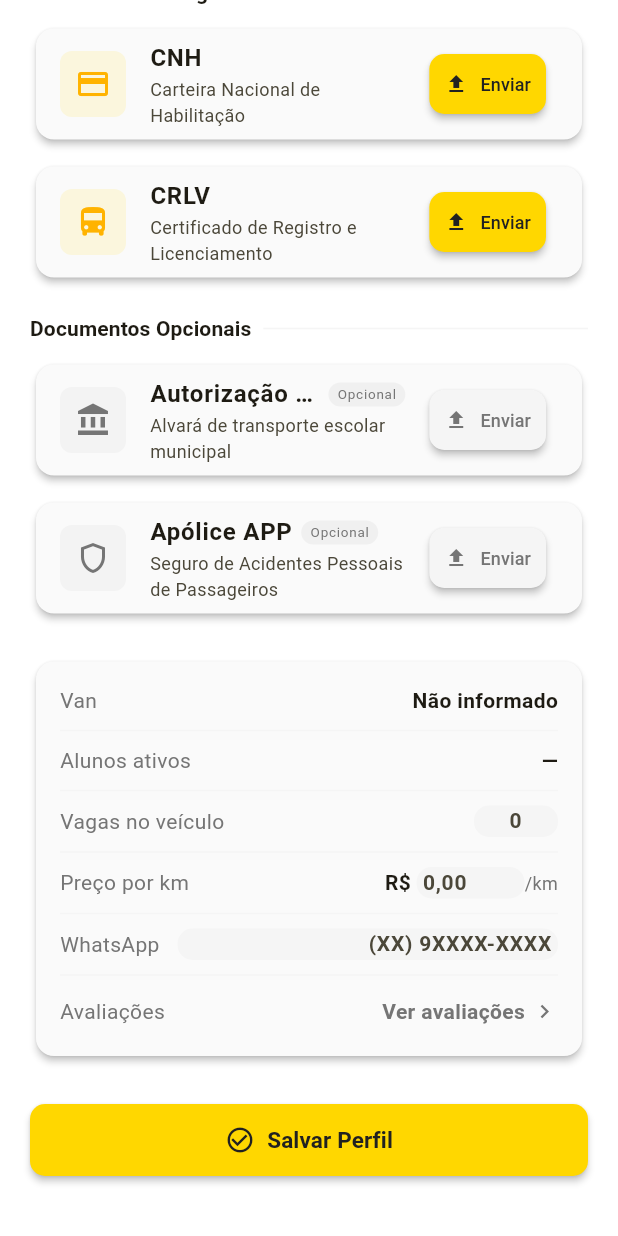
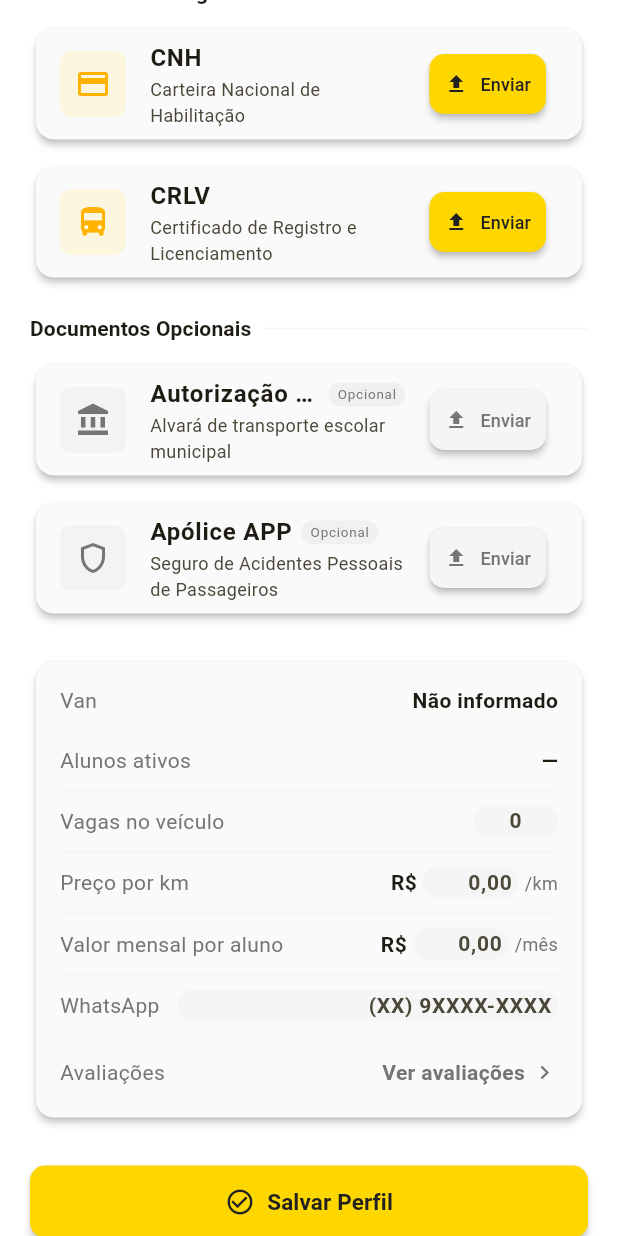
Before and after one commit to anlunes/rota_escolar, a Flutter app: the DriverProfileTab widget shown alone on an empty page, opened directly, scrolled down 478 dp, on a phone screen of 412 x 824 dp. Run offline on Flutter 3.47's test engine with Material 3 defaults, Android fonts, the phone set to English and light mode, and no system bars; our stand-ins replace cached_network_image, cloud_firestore, dio, file_picker, firebase_auth, firebase_core and 6 more; accounts and stored records are empty; generated files the repository leaves out were written again; network calls fail.

Commit message:
feat: valor de serviço mensal por aluno definido pelo motorista
- Migration 016: coluna valor_servico DECIMAL(8,2) na tabela motoristas
- bairros.php: lê e salva valor_servico no GET/POST do perfil
- quote.php: soma custo_combustivel + custo_servico = custo_total; retorna detalhamento
- driver_profile_tab: campo 'Valor mensal por aluno' com alinhamento à direita + espaço antes de /mês
- guardian_home_page (_QuoteSheet): exibe breakdown (combustível + serviço) antes do total

Co-Authored-By: Claude Sonnet 4.6 <noreply@anthropic.com>

```diff
--- a/lib/features/driver_home/presentation/tabs/driver_profile_tab.dart
+++ b/lib/features/driver_home/presentation/tabs/driver_profile_tab.dart
@@ -70,9 +70,10 @@ class _DriverProfileTabState extends State<DriverProfileTab> {
   int _vagasVan = 0;
   int _alunosManha = 0;
   int _alunosTarde = 0;
-  final TextEditingController _whatsappController  = TextEditingController();
-  final TextEditingController _vagasVanController  = TextEditingController();
-  final TextEditingController _precoKmController   = TextEditingController();
+  final TextEditingController _whatsappController      = TextEditingController();
+  final TextEditingController _vagasVanController      = TextEditingController();
+  final TextEditingController _precoKmController       = TextEditingController();
+  final TextEditingController _valorServicoController  = TextEditingController();
 
   @override
   void initState() {
@@ -146,6 +147,7 @@ class _DriverProfileTabState extends State<DriverProfileTab> {
     _whatsappController.dispose();
     _vagasVanController.dispose();
     _precoKmController.dispose();
+    _valorServicoController.dispose();
     super.dispose();
   }
 
@@ -411,6 +413,10 @@ class _DriverProfileTabState extends State<DriverProfileTab> {
             _precoKmController.text  = precoKm != null && precoKm > 0
                 ? precoKm.toStringAsFixed(2)
                 : '';
+            final valorServico = double.tryParse(data['valor_servico']?.toString() ?? '');
+            _valorServicoController.text = valorServico != null && valorServico > 0
+                ? valorServico.toStringAsFixed(2)
+                : '';
             final whatsappDb       = (data['whatsapp']           as String?) ?? '';
             final telefoneCadastro = (data['telefone_cadastro']  as String?) ?? '';
             _whatsappController.text = whatsappDb.isNotEmpty
@@ -459,12 +465,13 @@ class _DriverProfileTabState extends State<DriverProfileTab> {
     final response = await dio.post(
       '${ApiConstants.baseUrl}${ApiConstants.driverBairros}',
       data: {
-        'bairro_ids':   _selectedBairroIds,
-        'estado_id':    _prefEstadoId,
-        'municipio_id': _prefMunicipioId,
-        'whatsapp':     _whatsappController.text.trim(),
-        'vagas_van': int.tryParse(_vagasVanController.text.trim()) ?? 0,
-        'preco_km':  double.tryParse(_precoKmController.text.trim().replaceAll(',', '.')) ?? 0,
+        'bairro_ids':    _selectedBairroIds,
+        'estado_id':     _prefEstadoId,
+        'municipio_id':  _prefMunicipioId,
+        'whatsapp':      _whatsappController.text.trim(),
+        'vagas_van':     int.tryParse(_vagasVanController.text.trim()) ?? 0,
+        'preco_km':      double.tryParse(_precoKmController.text.trim().replaceAll(',', '.')) ?? 0,
+        'valor_servico': double.tryParse(_valorServicoController.text.trim().replaceAll(',', '.')) ?? 0,
       },
       options: Options(headers: token != null ? {'Authorization': 'Bearer $token'} : {}),
     );
@@ -860,11 +867,11 @@ class _DriverProfileTabState extends State<DriverProfileTab> {
                               style: TextStyle(
                                   fontWeight: FontWeight.w600, fontSize: 14)),
                           SizedBox(
-                            width: 72,
+                            width: 64,
                             child: TextField(
                               controller: _precoKmController,
                               keyboardType: const TextInputType.numberWithOptions(decimal: true),
-                              textAlign: TextAlign.start,
+                              textAlign: TextAlign.end,
                               style: const TextStyle(
                                   fontWeight: FontWeight.w600, fontSize: 14),
                               decoration: const InputDecoration(
@@ -875,7 +882,40 @@ class _DriverProfileTabState extends State<DriverProfileTab> {
                               ),
                             ),
                           ),
+                          const SizedBox(width: 4),
                           const Text('/km',
+                              style: TextStyle(
+                                  fontSize: 12,
+                                  color: AppColors.textSecondary)),
+                        ],
+                      ),
+                      const Divider(height: 20),
+                      Row(
+                        children: [
+                          const Text('Valor mensal por aluno',
+                              style: TextStyle(color: AppColors.textSecondary)),
+                          const Spacer(),
+                          const Text('R\$ ',
+                              style: TextStyle(
+                                  fontWeight: FontWeight.w600, fontSize: 14)),
+                          SizedBox(
+                            width: 64,
+                            child: TextField(
+                              controller: _valorServicoController,
+                              keyboardType: const TextInputType.numberWithOptions(decimal: true),
+                              textAlign: TextAlign.end,
+                              style: const TextStyle(
+                                  fontWeight: FontWeight.w600, fontSize: 14),
+                              decoration: const InputDecoration(
+                                hintText: '0,00',
+                                border: InputBorder.none,
+                                isDense: true,
+                                contentPadding: EdgeInsets.zero,
+                              ),
+                            ),
+                          ),
+                          const SizedBox(width: 4),
+                          const Text('/mês',
                               style: TextStyle(
                                   fontSize: 12,
                                   color: AppColors.textSecondary)),
```
Also changed, not shown: lib/features/guardian_home/presentation/pages/guardian_home_page.dart (+20 -2 lines), 3 other files.
